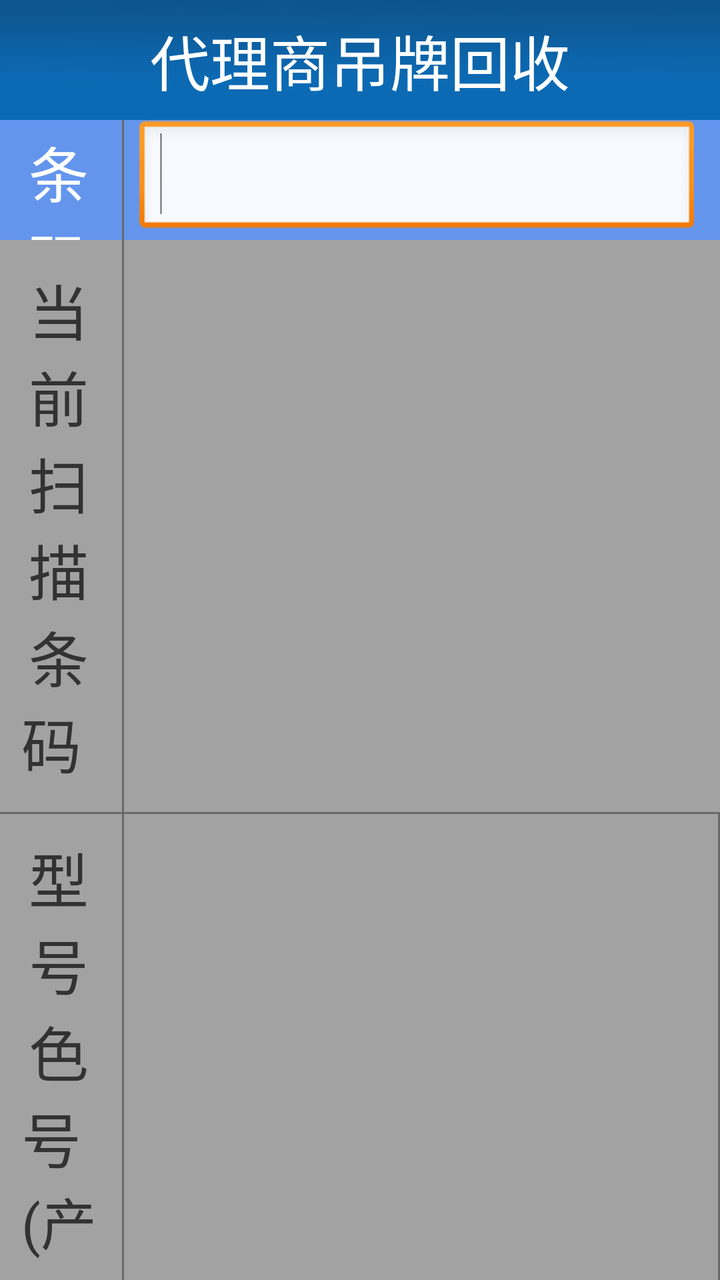
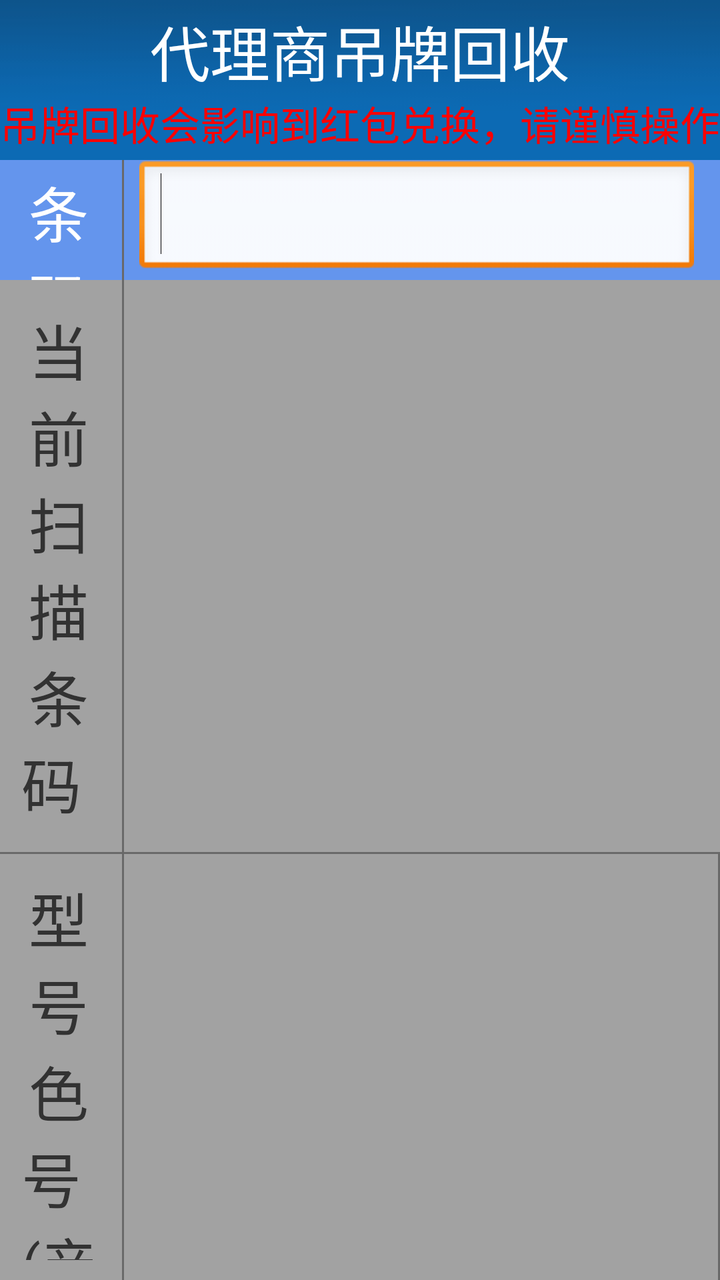

An Android layout rendered at two revisions. The XML below is the earlier revision; the diff shows what the commit changed to produce the second picture.
<!-- AndroidManifest.xml: application theme android:Theme.Light.NoTitleBar -->
<!-- res/layout/p_dv_recoverscan_d.xml -->
<?xml version="1.0" encoding="utf-8"?>
<LinearLayout xmlns:android="http://schemas.android.com/apk/res/android"
    xmlns:tools="http://schemas.android.com/tools"
    android:layout_width="match_parent"
    android:layout_height="match_parent"
    android:orientation="vertical"
    tools:ignore="HardcodedText,dpUsage,InefficientWeight,UselessLeaf" >

    <LinearLayout
        android:layout_width="match_parent"
        android:layout_height="60dp"
        android:background="@drawable/titlebar_back"
        android:gravity="center_vertical"
        android:orientation="horizontal" >

        <RelativeLayout
            android:id="@+id/relayout_left"
            android:layout_width="0dp"
            android:layout_height="fill_parent"
            android:layout_weight="1"
            android:gravity="center"
            android:visibility="gone" >

            <TextView
                android:id="@+id/tv_billno"
                android:layout_width="wrap_content"
                android:layout_height="wrap_content"
                android:text="总公司吊牌回收"
                android:textColor="@color/white"
                android:textSize="30dp" />
        </RelativeLayout>

        <RelativeLayout
            android:id="@+id/relayout_right"
            android:layout_width="0dp"
            android:layout_height="fill_parent"
            android:layout_weight="1"
            android:gravity="center" >

            <TextView
                android:id="@+id/tv_value2"
                android:layout_width="wrap_content"
                android:layout_height="wrap_content"
                android:text="代理商吊牌回收"
                android:textColor="@color/white"
                android:textSize="30dp" />
        </RelativeLayout>
    </LinearLayout>

    <LinearLayout
        android:layout_width="match_parent"
        android:layout_height="wrap_content"
        android:background="@color/cornflowerblue"
        android:orientation="horizontal" >

        <TextView
            android:layout_width="0dp"
            android:layout_height="60dp"
            android:layout_weight="0.5"
            android:gravity="center"
            android:text="条\t\t码"
            android:textColor="@color/white"
            android:textSize="30dp" />

        <View
            android:layout_width="1dp"
            android:layout_height="fill_parent"
            android:layout_marginLeft="2dp"
            android:layout_marginRight="2dp"
            android:background="#696969" />

        <View
            android:layout_width="0dp"
            android:layout_height="fill_parent"
            android:layout_weight="0.05" />

        <EditText
            android:id="@+id/et_barcode"
            android:layout_width="0dp"
            android:layout_height="wrap_content"
            android:layout_weight="2.35"
            android:ems="18"
            android:focusable="true"
            android:focusableInTouchMode="true"
            android:gravity="center_vertical"
            android:inputType="text"
            android:textSize="30dp" >

            <requestFocus />
        </EditText>

        <View
            android:layout_width="1dp"
            android:layout_height="fill_parent" />

        <View
            android:layout_width="0dp"
            android:layout_height="fill_parent"
            android:layout_weight="0.1" />
    </LinearLayout>

    <LinearLayout
        android:layout_width="match_parent"
        android:layout_height="wrap_content"
        android:background="#A2A2A2"
        android:orientation="horizontal" >

        <LinearLayout
            android:layout_width="0dp"
            android:layout_height="wrap_content"
            android:layout_marginBottom="3dp"
            android:layout_marginTop="3dp"
            android:layout_weight="0.5"
            android:orientation="vertical" >

            <TextView
                android:layout_width="match_parent"
                android:layout_height="wrap_content"
                android:gravity="center"
                android:paddingBottom="10dp"
                android:paddingTop="10dp"
                android:text="当前扫描条码 "
                android:textSize="30dp" />
        </LinearLayout>

        <View
            android:layout_width="1dp"
            android:layout_height="match_parent"
            android:layout_marginLeft="2dp"
            android:layout_marginRight="2dp"
            android:background="#696969" />

        <LinearLayout
            android:layout_width="0dp"
            android:layout_height="wrap_content"
            android:layout_gravity="center_vertical"
            android:layout_weight="2.5"
            android:orientation="vertical" >

            <TextView
                android:id="@+id/tv_show_code"
                android:layout_width="match_parent"
                android:layout_height="wrap_content"
                android:paddingLeft="5dp"
                android:text=""
                android:textSize="30dp" />
        </LinearLayout>
    </LinearLayout>

    <View
        android:layout_width="match_parent"
        android:layout_height="1dp"
        android:background="#696969" />

    <LinearLayout
        android:layout_width="fill_parent"
        android:layout_height="wrap_content"
        android:background="#A2A2A2"
        android:gravity="center_vertical"
        android:orientation="horizontal" >

        <LinearLayout
            android:layout_width="0dp"
            android:layout_height="wrap_content"
            android:layout_weight="0.5"
            android:orientation="vertical"
            android:paddingBottom="10dp"
            android:paddingTop="10dp" >

            <TextView
                android:id="@+id/TextView06"
                android:layout_width="match_parent"
                android:layout_height="wrap_content"
                android:gravity="center"
                android:text="型号色号 "
                android:textSize="30dp" />

            <TextView
                android:layout_width="match_parent"
                android:layout_height="wrap_content"
                android:gravity="center"
                android:text="(产品ID)"
                android:textSize="28dp" />
        </LinearLayout>

        <View
            android:layout_width="1dp"
            android:layout_height="match_parent"
            android:layout_marginLeft="2dp"
            android:layout_marginRight="2dp"
            android:background="#696969" />

        <LinearLayout
            android:layout_width="0dp"
            android:layout_height="wrap_content"
            android:layout_weight="2.5"
            android:orientation="vertical" >

            <TextView
                android:id="@+id/tv_model_colors"
                android:layout_width="match_parent"
                android:layout_height="wrap_content"
                android:paddingLeft="10dp"
                android:text=""
                android:textSize="30dp" />

            <TextView
                android:id="@+id/tv_goodsid"
                android:layout_width="match_parent"
                android:layout_height="wrap_content"
                android:paddingLeft="10dp"
                android:text=""
                android:textSize="28dp" />
        </LinearLayout>

        <View
            android:layout_width="1dp"
            android:layout_height="match_parent"
            android:background="#696969" />
    </LinearLayout>

    <LinearLayout
        android:layout_width="match_parent"
        android:layout_height="wrap_content"
        android:layout_weight="2.88"
        android:orientation="vertical" >

        <LinearLayout
            android:layout_width="match_parent"
            android:layout_height="80dp"
            android:gravity="center_vertical"
            android:orientation="horizontal" >

            <TextView
                android:id="@+id/TextView07"
                android:layout_width="0dp"
                android:layout_height="fill_parent"
                android:layout_weight="1"
                android:background="#D7D7D7"
                android:gravity="center"
                android:text="此型号累计"
                android:textSize="30dp" />

            <View
                android:layout_width="2dp"
                android:layout_height="fill_parent"
                android:background="#AEAEAE" />

            <TextView
                android:id="@+id/TextView09"
                android:layout_width="0dp"
                android:layout_height="fill_parent"
                android:layout_weight="1"
                android:background="#D7D7D7"
                android:gravity="center"
                android:text="合\t计"
                android:textSize="30dp" />
        </LinearLayout>

        <View
            android:layout_width="match_parent"
            android:layout_height="1dp"
            android:background="#AEAEAE" />

        <LinearLayout
            android:layout_width="match_parent"
            android:layout_height="fill_parent"
            android:gravity="center_vertical"
            android:orientation="horizontal" >

            <TextView
                android:id="@+id/tv_curqty"
                android:layout_width="0dp"
                android:layout_height="fill_parent"
                android:layout_weight="1"
                android:gravity="center"
                android:text="0"
                android:textColor="@color/darkgreen"
                android:textSize="60dp" />

            <View
                android:layout_width="2dp"
                android:layout_height="fill_parent"
                android:background="#AEAEAE" />

            <TextView
                android:id="@+id/tv_totalqty"
                android:layout_width="0dp"
                android:layout_height="fill_parent"
                android:layout_weight="1"
                android:gravity="center"
                android:text="0"
                android:textSize="60dp" />
        </LinearLayout>
    </LinearLayout>

    <LinearLayout
        android:id="@+id/LinearLayout01"
        android:layout_width="match_parent"
        android:layout_height="wrap_content"
        android:background="@drawable/titlebar_back"
        android:gravity="center"
        android:orientation="horizontal"
        android:paddingBottom="10dp"
        android:paddingTop="10dp" >

        <Button
            android:id="@+id/btn_list"
            android:layout_width="250dp"
            android:layout_height="80dp"
            android:text="明细"
            android:textSize="@dimen/show_title_size" />

        <Button
            android:id="@+id/btn_print"
            android:layout_width="250dp"
            android:layout_height="80dp"
            android:layout_marginLeft="30dp"
            android:text="打印"
            android:textSize="@dimen/show_title_size" />

        <Button
            android:id="@+id/btn_exit"
            android:layout_width="250dp"
            android:layout_height="80dp"
            android:layout_marginLeft="30dp"
            android:text="完成"
            android:textSize="@dimen/show_title_size" />
    </LinearLayout>

</LinearLayout>
<!-- resources referenced by this layout -->
<resources>
  <color name="cornflowerblue">#6495ED</color>
  <color name="darkgreen">#006400</color>
  <color name="white">#FFFFFF</color>
  <dimen name="show_title_size">30dp</dimen>
  <!-- drawable titlebar_back: png bitmap (drawable-hdpi, 3336 bytes) -->
</resources>

<!-- the commit's change to res/layout/p_dv_recoverscan_d.xml (unified diff, before → after) -->
@@ -8,7 +8,7 @@
 
     <LinearLayout
         android:layout_width="match_parent"
-        android:layout_height="60dp"
+        android:layout_height="80dp"
         android:background="@drawable/titlebar_back"
         android:gravity="center_vertical"
         android:orientation="horizontal" >
@@ -32,18 +32,28 @@
 
         <RelativeLayout
             android:id="@+id/relayout_right"
-            android:layout_width="0dp"
-            android:layout_height="fill_parent"
-            android:layout_weight="1"
-            android:gravity="center" >
+            android:layout_width="match_parent"
+            android:layout_height="fill_parent"
+            android:gravity="center"
+            android:layout_gravity="center">
 
             <TextView
                 android:id="@+id/tv_value2"
-                android:layout_width="wrap_content"
+                android:layout_width="match_parent"
                 android:layout_height="wrap_content"
                 android:text="代理商吊牌回收"
+                android:gravity="center"
                 android:textColor="@color/white"
                 android:textSize="30dp" />
+            <TextView
+                android:layout_below="@+id/tv_value2"
+                android:layout_width="match_parent"
+                android:layout_height="wrap_content"
+                android:textSize="20dp"
+                android:text="吊牌回收会影响到红包兑换，请谨慎操作"
+                android:gravity="center"
+                android:textColor="@color/red"
+                ></TextView>
         </RelativeLayout>
     </LinearLayout>
 
@@ -84,6 +94,7 @@
             android:focusableInTouchMode="true"
             android:gravity="center_vertical"
             android:inputType="text"
+            android:imeOptions="actionSend"
             android:textSize="30dp" >
 
             <requestFocus />
<!-- resource entries referenced after the edit -->
@@ -2,6 +2,7 @@
 <resources>
   <color name="cornflowerblue">#6495ED</color>
   <color name="darkgreen">#006400</color>
+  <color name="red">#FF0000</color>
   <color name="white">#FFFFFF</color>
   <dimen name="show_title_size">30dp</dimen>
   <!-- drawable titlebar_back: png bitmap (drawable-hdpi, 3336 bytes) -->
